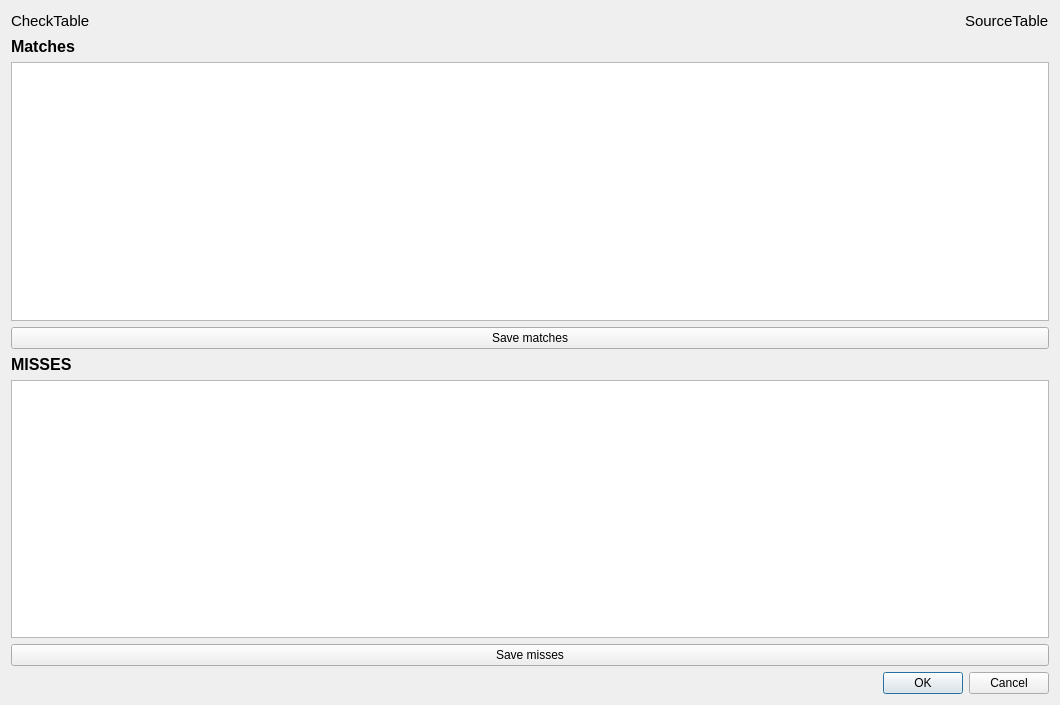
This is FileVerifier/comparereport.ui in pbuttgereit/FileVerifier as Qt 5 draws it before an edit. The edited form follows.
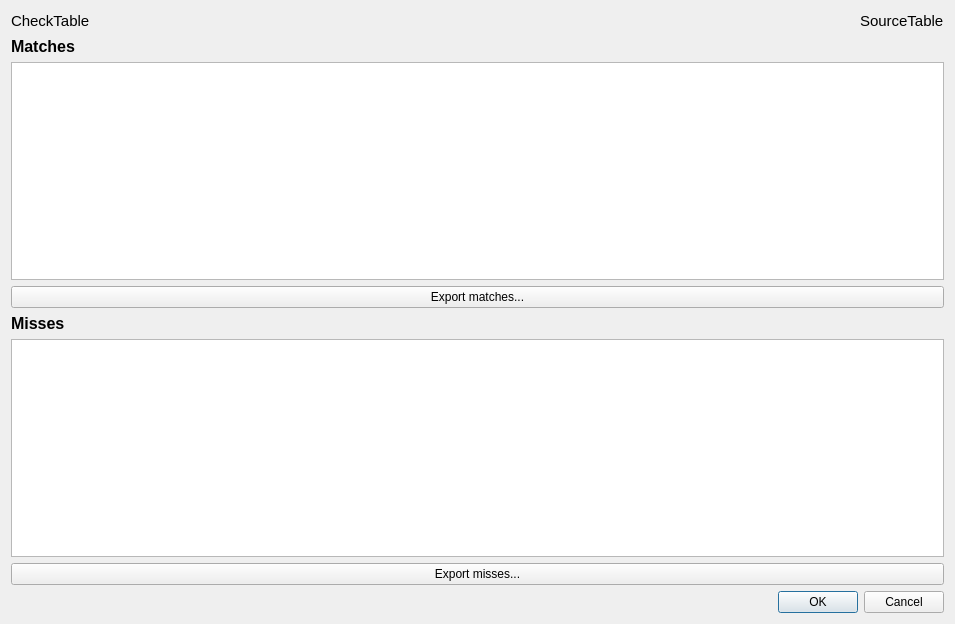
This is the edited form.

Diff of the .ui file:
```diff
--- a/FileVerifier/comparereport.ui
+++ b/FileVerifier/comparereport.ui
@@ -6,8 +6,8 @@
    <rect>
     <x>0</x>
     <y>0</y>
-    <width>1060</width>
-    <height>705</height>
+    <width>955</width>
+    <height>624</height>
    </rect>
   </property>
   <property name="windowTitle">
@@ -77,7 +77,7 @@
      <item>
       <widget class="QPushButton" name="pushButtonSaveMatches">
        <property name="text">
-        <string>Save matches</string>
+        <string>Export matches...</string>
        </property>
       </widget>
      </item>
@@ -95,7 +95,7 @@
         </font>
        </property>
        <property name="text">
-        <string>MISSES</string>
+        <string>Misses</string>
        </property>
       </widget>
      </item>
@@ -105,7 +105,7 @@
      <item>
       <widget class="QPushButton" name="pushButtonSaveMisses">
        <property name="text">
-        <string>Save misses</string>
+        <string>Export misses...</string>
        </property>
       </widget>
      </item>
```
